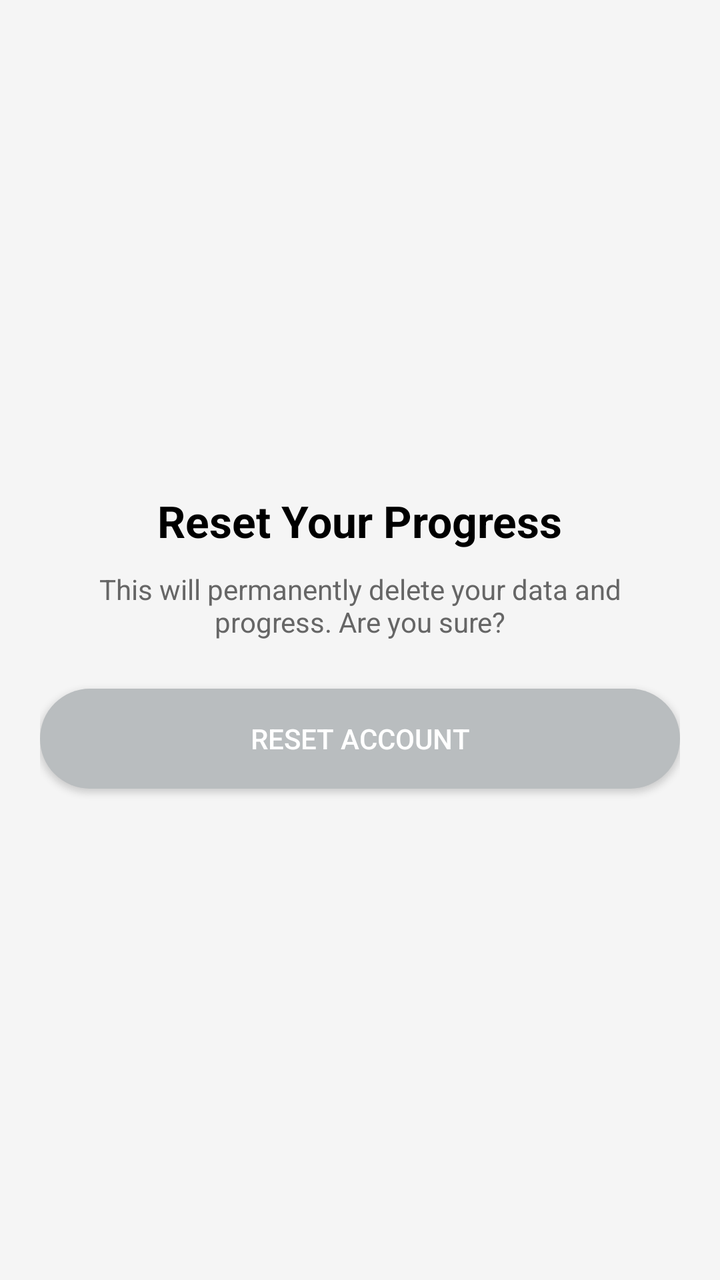
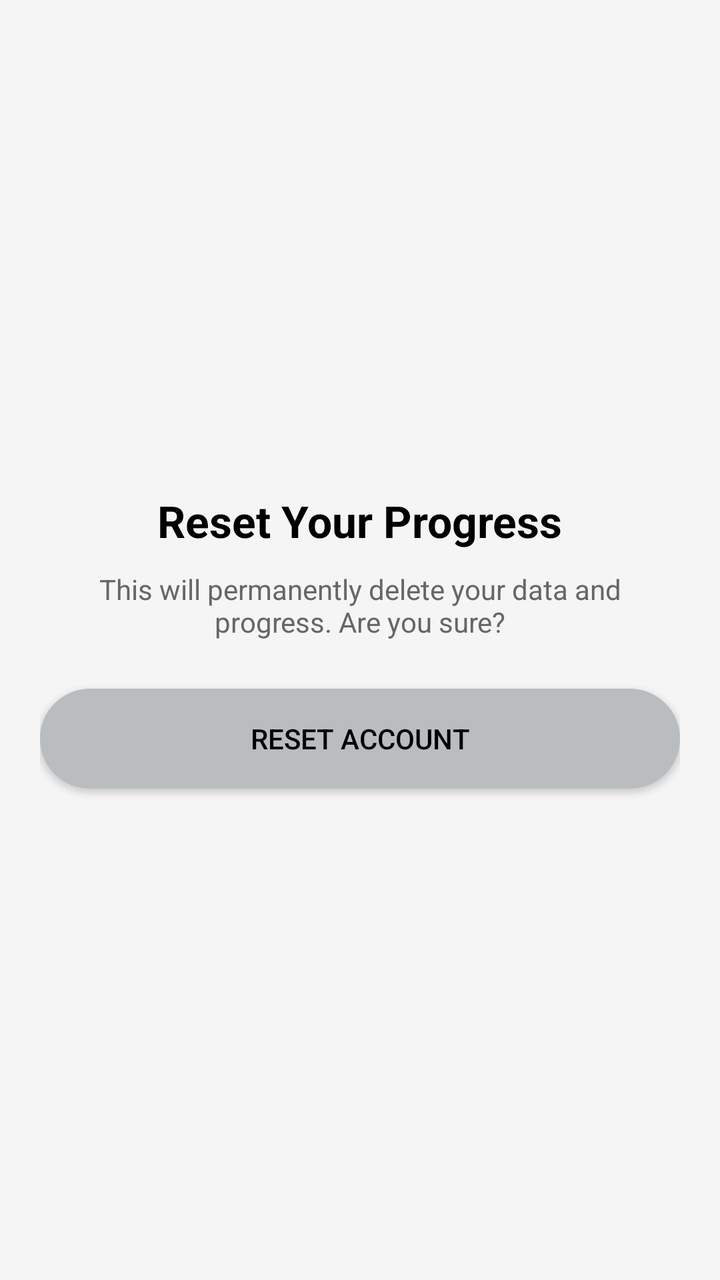

The first picture is an Android layout as it rendered before a commit; the second is the same layout after the commit. The layout source and the unified diff follow.
<!-- AndroidManifest.xml: application theme Theme.CogniSync -->
<!-- res/layout/activity_reset_account.xml -->
<?xml version="1.0" encoding="utf-8"?>
<LinearLayout xmlns:android="http://schemas.android.com/apk/res/android"
    android:layout_width="match_parent"
    android:layout_height="match_parent"
    android:fitsSystemWindows="true"
    android:background="#F5F5F5"
    android:orientation="vertical"
    android:gravity="center"
    android:padding="20dp">

    <TextView
        android:layout_width="wrap_content"
        android:layout_height="wrap_content"
        android:text="Reset Your Progress"
        android:textColor="#000000"
        android:textSize="22sp"
        android:textStyle="bold"
        android:layout_marginBottom="10dp" />

    <TextView
        android:layout_width="wrap_content"
        android:layout_height="wrap_content"
        android:text="This will permanently delete your data and progress. Are you sure?"
        android:textColor="#666666"
        android:textSize="14sp"
        android:gravity="center"
        android:layout_marginBottom="24dp" />

    <androidx.appcompat.widget.AppCompatButton
        android:id="@+id/resetButton"
        android:layout_width="match_parent"
        android:layout_height="50dp"
        android:text="Reset Account"
        android:textColor="#FFFFFF"
        android:background="@drawable/btn_bg" />

</LinearLayout>
<!-- resources referenced by this layout -->
<resources>
  <!-- drawable btn_bg (drawable) -->
  <shape xmlns:android="http://schemas.android.com/apk/res/android"
      android:shape="rectangle">
      <solid android:color="#B9BDBF"/>
      <corners android:radius="35dp"/>
  </shape>
  <style name="Theme.CogniSync" parent="Theme.MaterialComponents.DayNight.NoActionBar">
  
  
  
          
          <item name="android:statusBarColor">@android:color/white</item>
          <item name="android:windowLightStatusBar">true</item>
  
      </style>
</resources>

<!-- the commit's change to res/layout/activity_reset_account.xml (unified diff, before → after) -->
@@ -31,7 +31,7 @@
         android:layout_width="match_parent"
         android:layout_height="50dp"
         android:text="Reset Account"
-        android:textColor="#FFFFFF"
+        android:textColor="#000000"
         android:background="@drawable/btn_bg" />
 
 </LinearLayout>
